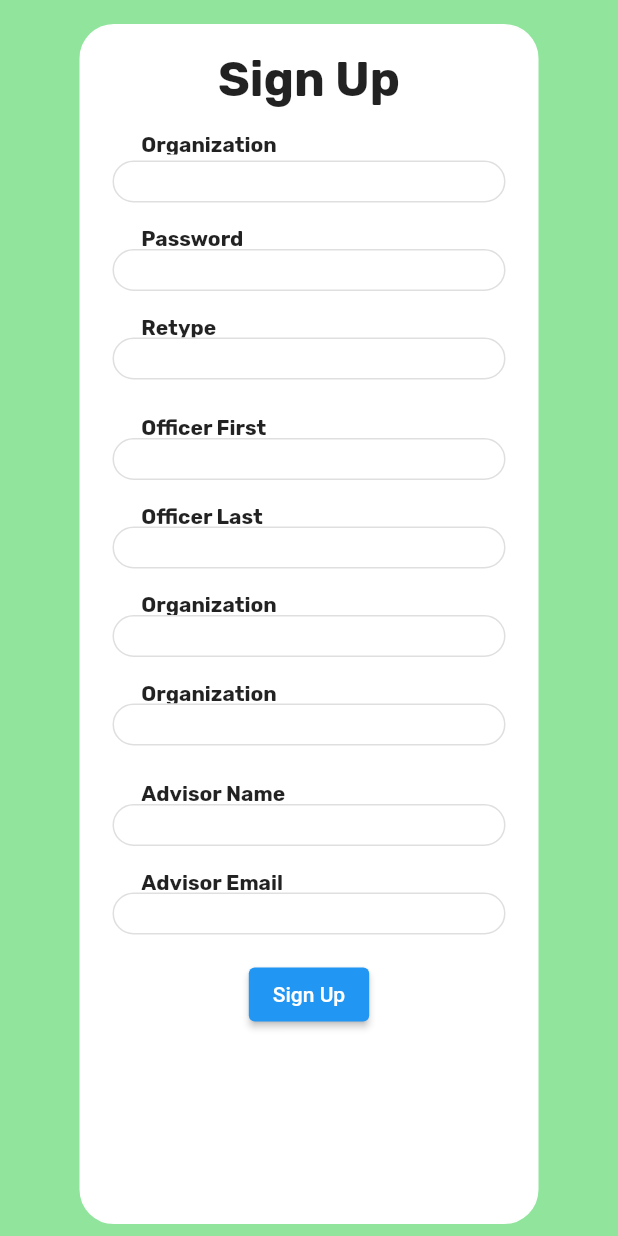
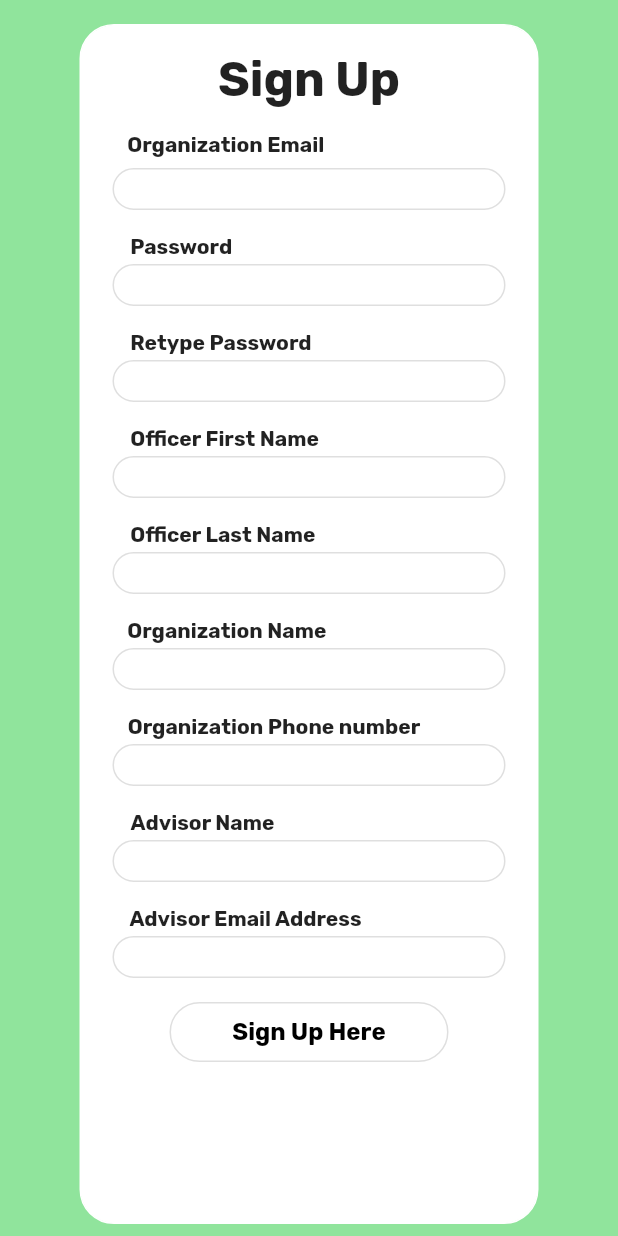
Before and after one commit to vidaang/Reserv, a Flutter app: the SignUpPage screen opened directly, on a phone screen of 412 x 824 dp. Run offline on Flutter 3.47's test engine with Material 2 defaults, Android fonts, the phone set to English and light mode, and no system bars; our stand-ins replace google_fonts, google_maps_flutter, table_calendar.

Commit message:
small changes to finalize style
prospective: scrolling

```diff
--- a/frontend_mobile/reserv_mobile_app/lib/screens/login.dart
+++ b/frontend_mobile/reserv_mobile_app/lib/screens/login.dart
@@ -60,7 +60,7 @@ class _LoginFormState extends State<LoginForm> {
                       ),
                       const SizedBox(height: 16.0),
                       Align(
-                        alignment: const Alignment(-.6, 0),
+                        alignment: const Alignment(-.7, 0),
                         child: SizedBox(
                           width: 103,
                           height: 15,
@@ -91,7 +91,7 @@ class _LoginFormState extends State<LoginForm> {
                       ),
                       const SizedBox(height: 16.0),
                       Align(
-                        alignment: const Alignment(-.6, 0),
+                        alignment: const Alignment(-.7, 0),
                         child: SizedBox(
                           width: 103,
                           height: 15,
@@ -124,7 +124,7 @@ class _LoginFormState extends State<LoginForm> {
                       const SizedBox(height: 47.0),
                       SizedBox(
                         width: 186,
-                        height: 32,
+                        height: 40,
                         child: TextButton(
                           style: ButtonStyle(
                               shape: MaterialStateProperty.all<
@@ -188,7 +188,7 @@ class _LoginFormState extends State<LoginForm> {
                       const SizedBox(height: 5.0),
                       SizedBox(
                         width: 186,
-                        height: 32,
+                        height: 40,
                         child: TextButton(
                           style: ButtonStyle(
                               shape: MaterialStateProperty.all<
--- a/frontend_mobile/reserv_mobile_app/lib/screens/signup.dart
+++ b/frontend_mobile/reserv_mobile_app/lib/screens/signup.dart
@@ -73,8 +73,8 @@ class _SignUpFormState extends State<SignUpForm> {
                       Align(
                         alignment: const Alignment(-.6, 0),
                         child: SizedBox(
-                          width: 103,
-                          height: 15,
+                          width: 150,
+                          height: 20,
                           child: Text(
                             'Organization Email',
                             style: GoogleFonts.rubik(
@@ -111,8 +111,8 @@ class _SignUpFormState extends State<SignUpForm> {
                       Align(
                         alignment: const Alignment(-.6, 0),
                         child: SizedBox(
-                          width: 103,
-                          height: 15,
+                          width: 140,
+                          height: 20,
                           child: Text(
                             'Password',
                             style: GoogleFonts.rubik(
@@ -148,8 +148,8 @@ class _SignUpFormState extends State<SignUpForm> {
                       Align(
                         alignment: const Alignment(-.6, 0),
                         child: SizedBox(
-                          width: 103,
-                          height: 15,
+                          width: 140,
+                          height: 20,
                           child: Text(
                             'Retype Password',
                             style: GoogleFonts.rubik(
@@ -183,12 +183,12 @@ class _SignUpFormState extends State<SignUpForm> {
                           },
                         ),
                       ),
-                      const SizedBox(height: 24.0),
+                      const SizedBox(height: 16.0),
                       Align(
                         alignment: const Alignment(-.6, 0),
                         child: SizedBox(
-                          width: 103,
-                          height: 15,
+                          width: 140,
+                          height: 20,
                           child: Text(
                             'Officer First Name',
                             style: GoogleFonts.rubik(
@@ -223,8 +223,8 @@ class _SignUpFormState extends State<SignUpForm> {
                       Align(
                         alignment: const Alignment(-.6, 0),
                         child: SizedBox(
-                          width: 103,
-                          height: 15,
+                          width: 140,
+                          height: 20,
                           child: Text(
                             'Officer Last Name',
                             style: GoogleFonts.rubik(
@@ -259,8 +259,8 @@ class _SignUpFormState extends State<SignUpForm> {
                       Align(
                         alignment: const Alignment(-.6, 0),
                         child: SizedBox(
-                          width: 103,
-                          height: 15,
+                          width: 150,
+                          height: 20,
                           child: Text(
                             'Organization Name',
                             style: GoogleFonts.rubik(
@@ -293,10 +293,10 @@ class _SignUpFormState extends State<SignUpForm> {
                       ),
                       const SizedBox(height: 16.0),
                       Align(
-                        alignment: const Alignment(-.6, 0),
+                        alignment: const Alignment(-.3, 0),
                         child: SizedBox(
-                          width: 103,
-                          height: 15,
+                          width: 215,
+                          height: 20,
                           child: Text(
                             'Organization Phone number',
                             style: GoogleFonts.rubik(
@@ -327,12 +327,12 @@ class _SignUpFormState extends State<SignUpForm> {
                           },
                         ),
                       ),
-                      const SizedBox(height: 24.0),
+                      const SizedBox(height: 16.0),
                       Align(
-                        alignment: const Alignment(-.6, 0),
+                        alignment: const Alignment(-.65, 0),
                         child: SizedBox(
-                          width: 103,
-                          height: 15,
+                          width: 115,
+                          height: 20,
                           child: Text(
                             'Advisor Name',
                             style: GoogleFonts.rubik(
@@ -365,10 +365,10 @@ class _SignUpFormState extends State<SignUpForm> {
                       ),
                       const SizedBox(height: 16.0),
                       Align(
-                        alignment: const Alignment(-.6, 0),
+                        alignment: const Alignment(-.5, 0),
                         child: SizedBox(
-                          width: 103,
-                          height: 15,
+                          width: 175,
+                          height: 20,
                           child: Text(
                             'Advisor Email Address',
                             style: GoogleFonts.rubik(
@@ -400,7 +400,17 @@ class _SignUpFormState extends State<SignUpForm> {
                         ),
                       ),
                       const SizedBox(height: 16.0),
-                      ElevatedButton(
+                      SizedBox(
+                        width: 186,
+                        height: 40,
+                        child: TextButton(
+                          style: ButtonStyle(
+                              shape: MaterialStateProperty.all<
+                                      RoundedRectangleBorder>(
+                                  RoundedRectangleBorder(
+                                      borderRadius: BorderRadius.circular(36.0),
+                                      side: const BorderSide(
+                                          color: Color(0xFFDFDFDF))))),
                           onPressed: () async {
                             if (_formKey.currentState?.validate() ?? false) {
                               // Retrieve user input from form fields
@@ -462,7 +472,16 @@ class _SignUpFormState extends State<SignUpForm> {
                               }
                             }
                           },
-                        child: const Text('Sign Up'),
+                          child: Text(
+                            'Sign Up Here',
+                            style: GoogleFonts.rubik(
+                              textStyle: const TextStyle(
+                                  fontSize: 16,
+                                  fontWeight: FontWeight.bold,
+                                  color: Colors.black),
+                            ),
+                          ),
+                        ),
                       ),
                     ]))),
           ],
```
Also changed, not shown: frontend_mobile/reserv_mobile_app/pubspec.lock. Lines whose indentation alone changed are shown as unchanged.
